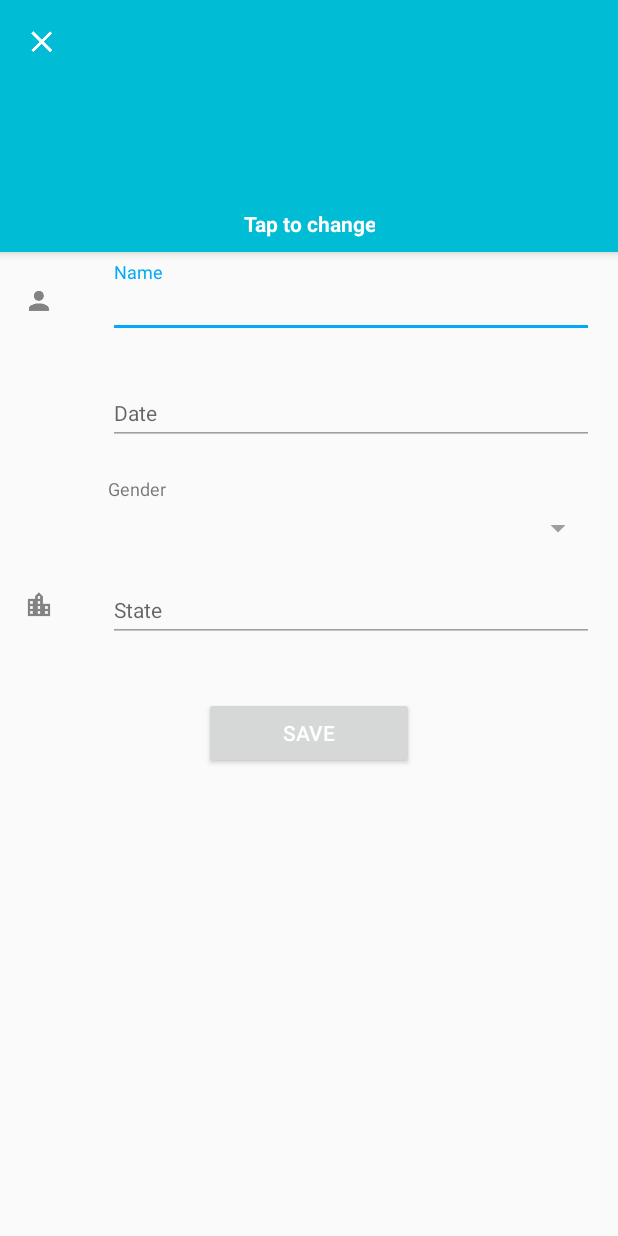
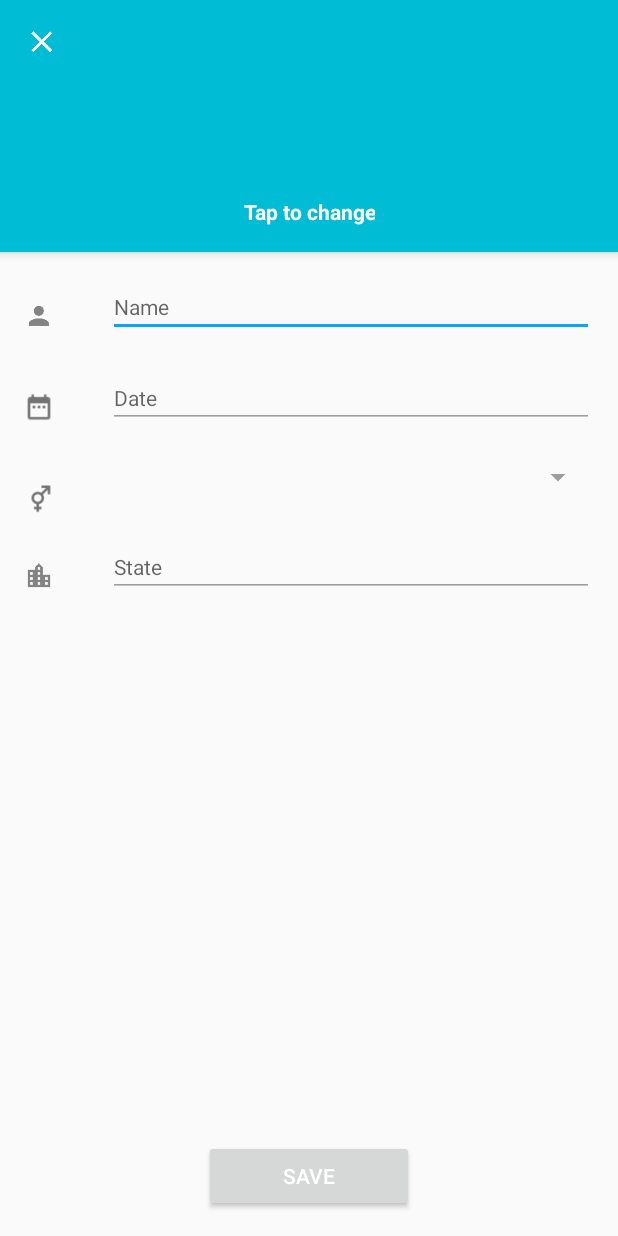
Before and after one commit to kongminghan/MyKids, an Android app: the AddKidActivity screen opened directly, with no data from a screen before it, on a phone screen of 412 x 824 dp. Run offline under Robolectric (Android 15) with nearby library versions, the phone set to English and light mode, and no system bars; our stand-ins replace Firebase (no records; nobody signed in at launch, a user with empty details on screens opened directly); libraries missing offline, so code that uses them is left out: com.afollestad.materialdialogs, com.dd, com.gun0912.tedpermission, com.jaredrummler.materialspinner, com.wdullaer.materialdatetimepicker and 1 more; plain views replace CircularProgressButton, MaterialSpinner; pictures from the network do not load; 10 statements that could not run were skipped.

Commit message:
update kid layout

```diff
--- a/app/src/main/java/com/workshop2/mykids/AddKidActivity.java
+++ b/app/src/main/java/com/workshop2/mykids/AddKidActivity.java
@@ -17,6 +17,7 @@ import android.support.v7.app.AppCompatActivity;
 import android.os.Bundle;
 import android.support.v7.widget.Toolbar;
 import android.view.View;
+import android.view.WindowManager;
 import android.widget.Button;
 import android.widget.EditText;
 import android.widget.ImageView;
@@ -250,10 +251,6 @@ public class AddKidActivity extends AppCompatActivity implements DatePickerDialo
         save.setOnClickListener(new View.OnClickListener() {
             @Override
             public void onClick(View v) {
-                progressDialog = new ProgressDialog(AddKidActivity.this);
-                progressDialog.setIndeterminate(true);
-                progressDialog.setMessage("Loading...");
-                progressDialog.show();
                 final DatabaseReference connectedRef = FirebaseDatabase.getInstance().getReference(".info/connected");
                 connectedRef.addValueEventListener(new ValueEventListener() {
                     @Override
@@ -262,6 +259,8 @@ public class AddKidActivity extends AppCompatActivity implements DatePickerDialo
                         if (connected) {
                             if(!gotError()){
                                 save.setProgress(50);
+                                getWindow().setFlags(WindowManager.LayoutParams.FLAG_NOT_TOUCHABLE,
+                                        WindowManager.LayoutParams.FLAG_NOT_TOUCHABLE);
                                 if(newPhoto){
                                     newPhoto = false;
                                     uploadImage();
@@ -281,8 +280,7 @@ public class AddKidActivity extends AppCompatActivity implements DatePickerDialo
                                 }
                             }else{
                                 save.setProgress(-1);
-                                progressDialog.dismiss();
-
+                                getWindow().clearFlags(WindowManager.LayoutParams.FLAG_NOT_TOUCHABLE);
                             }
                         }
                         else{
@@ -459,7 +457,6 @@ public class AddKidActivity extends AppCompatActivity implements DatePickerDialo
                     newKid.setKid_id(ref.getKey());
                     ref.setValue(newKid);
                     message = "New kid is added";
-                    save.setProgress(100);
                     generateSchedule(newKid);
 
                     final String finalMessage = message;
@@ -469,7 +466,13 @@ public class AddKidActivity extends AppCompatActivity implements DatePickerDialo
                             etState.setText("");
                             etName.setText("");
                             birthDate.setText("");
-                            progressDialog.dismiss();
+                            getWindow().clearFlags(WindowManager.LayoutParams.FLAG_NOT_TOUCHABLE);
+                            save.setProgress(100);
+                            Glide.with(AddKidActivity.this).load(R.drawable.kid_boy)
+                                    .crossFade()
+                                    .thumbnail(0.5f)
+                                    .bitmapTransform(new CircleTransform(AddKidActivity.this))
+                                    .into(imageView);
                             Toast.makeText(AddKidActivity.this, finalMessage, Toast.LENGTH_SHORT).show();
                         }
                     });
--- a/app/src/main/res/layout/activity_kid_detail.xml
+++ b/app/src/main/res/layout/activity_kid_detail.xml
@@ -35,8 +35,6 @@
         android:layout_width="match_parent"
         android:layout_height="match_parent"
         android:orientation="vertical"
-        android:layout_marginBottom="8dp"
-        android:layout_marginTop="8dp"
         android:elevation="9dp">
 
             <ImageView
@@ -64,7 +62,7 @@
         <LinearLayout
             android:layout_width="match_parent"
             android:layout_height="wrap_content"
-            android:layout_marginTop="8dp">
+            android:layout_marginTop="26dp">
             <ImageView
                 android:id="@+id/profile"
                 app:srcCompat="@drawable/ic_profile"
@@ -81,7 +79,8 @@
                 android:layout_width="match_parent"
                 android:layout_height="wrap_content"
                 android:id="@+id/tilName"
-                app:errorEnabled="true">
+                app:errorEnabled="true"
+                app:hintEnabled="false">
 
                 <EditText
                     android:id="@+id/etName"
@@ -104,7 +103,8 @@
             android:layout_height="wrap_content">
             <ImageView
                 android:id="@+id/profile2"
-                app:srcCompat="@drawable/ic_profile"
+                app:srcCompat="@drawable/ic_date_range_black_24dp"
+                android:alpha="0.54"
                 android:layout_width="20dp"
                 android:layout_height="20dp"
                 android:layout_marginBottom="16dp"
@@ -112,14 +112,14 @@
                 android:layout_marginLeft="16dp"
                 android:layout_marginTop="16dp"
                 android:layout_marginStart="16dp"
-                android:visibility="invisible"
                 tools:ignore="RtlHardcoded" />
 
             <android.support.design.widget.TextInputLayout
                 android:layout_width="match_parent"
                 android:layout_height="wrap_content"
                 android:id="@+id/tilDate"
-                app:errorEnabled="true">
+                app:errorEnabled="true"
+                app:hintEnabled="false">
 
                 <EditText
                     android:id="@+id/birthDate"
@@ -146,7 +146,7 @@
             android:orientation="horizontal">
             <ImageView
                 android:id="@+id/profile3"
-                app:srcCompat="@drawable/ic_profile"
+                app:srcCompat="@drawable/gender"
                 android:layout_width="20dp"
                 android:layout_height="20dp"
                 android:layout_marginBottom="16dp"
@@ -154,29 +154,23 @@
                 android:layout_marginLeft="16dp"
                 android:layout_marginTop="16dp"
                 android:layout_marginStart="16dp"
-                android:visibility="invisible"
-                tools:ignore="RtlHardcoded" />
+                tools:ignore="RtlHardcoded"
+                android:alpha="0.54" />
 
             <LinearLayout
                 android:layout_width="match_parent"
                 android:layout_height="wrap_content"
                 android:orientation="vertical">
 
-                <TextView
-                    android:layout_width="wrap_content"
-                    android:layout_height="wrap_content"
-                    android:text="@string/gender"
-                    android:textSize="12sp" />
-
                 <com.jaredrummler.materialspinner.MaterialSpinner
                     android:id="@+id/spinner_gender"
                     android:layout_width="match_parent"
                     android:layout_height="wrap_content"
-                    android:layout_marginTop="6dp"
                     android:layout_marginEnd="16dp"
                     android:textAppearance="@style/TextAppearance.AppCompat.Medium"
                     android:textAlignment="textStart"
-                    android:textSize="14sp" />
+                    android:textSize="14sp"
+                    android:layout_marginBottom="16dp" />
 
             </LinearLayout>
 
@@ -184,8 +178,7 @@
 
         <LinearLayout
             android:layout_width="match_parent"
-            android:layout_height="wrap_content"
-            android:layout_marginTop="8dp">
+            android:layout_height="wrap_content">
             <ImageView
                 android:id="@+id/profile4"
                 app:srcCompat="@drawable/ic_social_city"
@@ -202,7 +195,8 @@
                 android:layout_width="match_parent"
                 android:layout_height="wrap_content"
                 android:id="@+id/tilState"
-                app:errorEnabled="true">
+                app:errorEnabled="true"
+                app:hintEnabled="false">
 
                 <EditText
                     android:id="@+id/etState"
@@ -221,11 +215,14 @@
 
         </LinearLayout>
 
+        <RelativeLayout
+            android:layout_width="match_parent"
+            android:layout_height="match_parent">
+
             <com.dd.CircularProgressButton
                 android:id="@+id/btnSave"
                 android:layout_width="140dp"
                 android:layout_height="wrap_content"
-            android:layout_marginTop="16dp"
                 android:textColor="@color/white"
                 android:textSize="14sp"
                 app:cpb_textComplete="Success"
@@ -234,9 +231,13 @@
                 android:layout_gravity="center_horizontal"
                 android:text="Save"
                 app:cpb_cornerRadius="48dp"
-            android:layout_marginBottom="16dp" />
+                tools:ignore="HardcodedText"
+                android:layout_centerHorizontal="true"
+                android:layout_alignParentBottom="true"
+                android:layout_margin="16dp" />
+
+        </RelativeLayout>
 
     </LinearLayout>
 
-
 </android.support.design.widget.CoordinatorLayout>
--- a/app/src/main/res/layout/fragment_event.xml
+++ b/app/src/main/res/layout/fragment_event.xml
@@ -26,7 +26,7 @@
             android:layout_centerInParent="false"
             android:clipToPadding="false"
             android:gravity="center_horizontal"
-            android:layout_marginTop="10dp">
+            android:layout_marginTop="56dp">
 
             <ImageView
                 android:layout_height="wrap_content"
--- a/build.gradle
+++ b/build.gradle
@@ -13,7 +13,7 @@ buildscript {
         }
     }
     dependencies {
-        classpath 'com.android.tools.build:gradle:2.2.2'
+        classpath 'com.android.tools.build:gradle:2.2.3'
         classpath 'com.google.gms:google-services:3.0.0'
         // NOTE: Do not place your application dependencies here; they belong
         // in the individual module build.gradle files
```
Also changed, not shown: app/src/main/res/layout/fragment_kid.xml (+14 -15 lines), app/src/main/res/drawable-mdpi/gender.png (added), app/src/main/res/drawable-mdpi/ic_date_range_black_24dp.png (added). Lines whose indentation alone changed are shown as unchanged.
